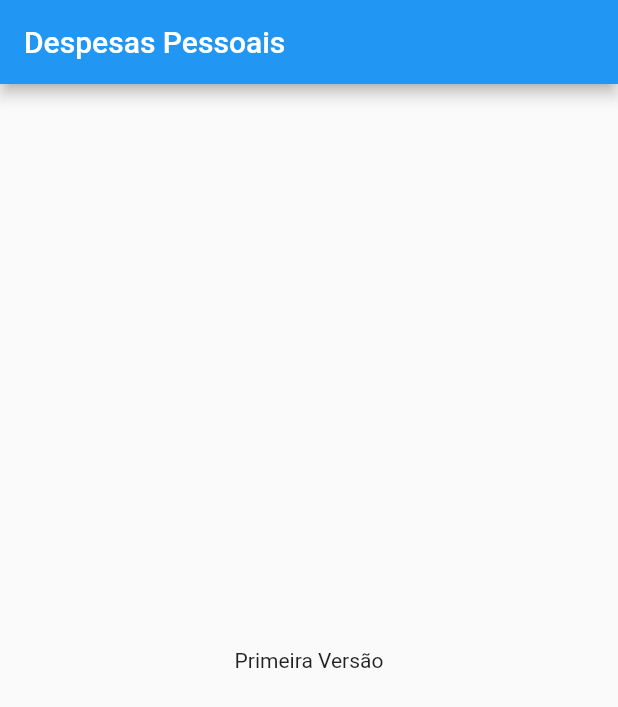
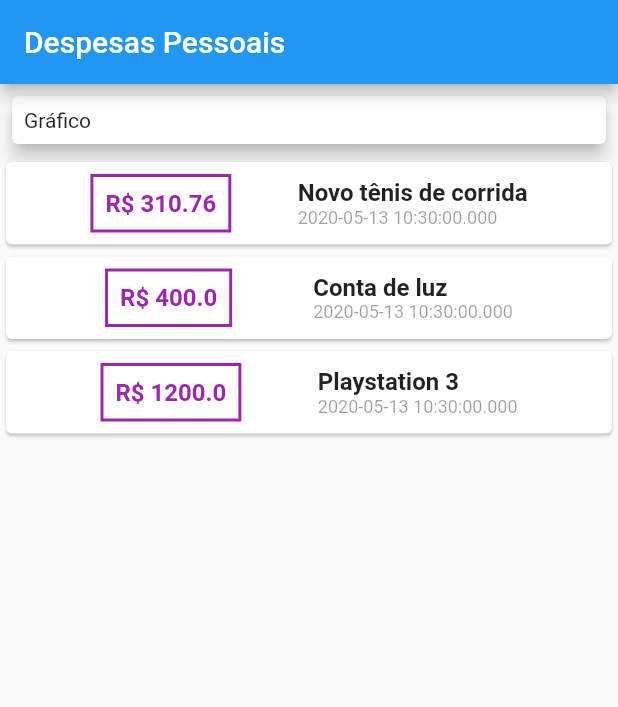
Before and after one commit to ranaice/expenses-manager, a Flutter app: the screen it shows after launch, on a phone screen of 412 x 824 dp. Shown: the top 707 px of the screen. Run offline on Flutter 3.47's test engine with Material 2 defaults, Android fonts, the phone set to English and light mode, and no system bars.

Commit message:
feat: add transaction item widget and related styles

```diff
--- /dev/null
+++ b/lib/app/model/transaction.dart
@@ -0,0 +1,13 @@
+class Transaction {
+  final String id;
+  final String title;
+  final double value;
+  final DateTime date;
+
+  Transaction({
+    this.id,
+    this.title,
+    this.value,
+    this.date,
+  });
+}
--- a/lib/app/ui/pages/home_page.dart
+++ b/lib/app/ui/pages/home_page.dart
@@ -1,3 +1,4 @@
+import 'package:expensesmanager/app/model/transaction.dart';
 import 'package:flutter/material.dart';
 
 class HomePage extends StatefulWidget {
@@ -8,14 +9,69 @@ class HomePage extends StatefulWidget {
 }
 
 class _HomePageState extends State<HomePage> {
+  final _transactions = [
+    Transaction(id: 't1', title: 'Novo tênis de corrida', value: 310.76, date: DateTime.now()),
+    Transaction(id: 't2', title: 'Conta de luz', value: 400, date: DateTime.now()),
+    Transaction(id: 't3', title: 'Playstation 3', value: 1200, date: DateTime.now()),
+  ];
   @override
   Widget build(BuildContext context) {
     return Scaffold(
-      appBar: AppBar(
-        title: Text('Despesas Pessoais'),
-      ),
-      body: Center(
-        child: Text('Primeira Versão'),
+        appBar: AppBar(
+          title: Text('Despesas Pessoais'),
+        ),
+        body: Column(
+          crossAxisAlignment: CrossAxisAlignment.stretch,
+          children: <Widget>[
+            Card(
+              elevation: 5,
+              margin: EdgeInsets.all(8),
+              child: Padding(
+                padding: const EdgeInsets.all(8.0),
+                child: Text('Gráfico'),
+              ),
+            ),
+            Column(children: [
+              ..._transactions.map((transaction) {
+                return _transactionItem(transaction);
+              }).toList()
+            ]),
+          ],
+        ));
+  }
+
+  Card _transactionItem(Transaction transaction) {
+    return Card(
+      child: Padding(
+        padding: EdgeInsets.symmetric(vertical: 8, horizontal: 12),
+        child: Row(
+          mainAxisAlignment: MainAxisAlignment.spaceEvenly,
+          children: <Widget>[
+            Container(
+              padding: EdgeInsets.all(8),
+              decoration: BoxDecoration(
+                border: Border.all(color: Colors.purple, width: 2),
+              ),
+              child: Text(
+                'R\$ ${transaction.value.toString()}',
+                style: TextStyle(fontWeight: FontWeight.bold, fontSize: 16, color: Colors.purple),
+              ),
+            ),
+            Column(
+              crossAxisAlignment: CrossAxisAlignment.start,
+              children: <Widget>[
+                Text(
+                  transaction.title,
+                  style: TextStyle(fontSize: 16, fontWeight: FontWeight.bold),
+                ),
+                Text(
+                  transaction.date.toString(),
+                  style: TextStyle(fontSize: 12, color: Colors.black38),
+                ),
+              ],
+            ),
+          ],
+        ),
       ),
     );
   }
```
Also changed, not shown: 1 other file.
